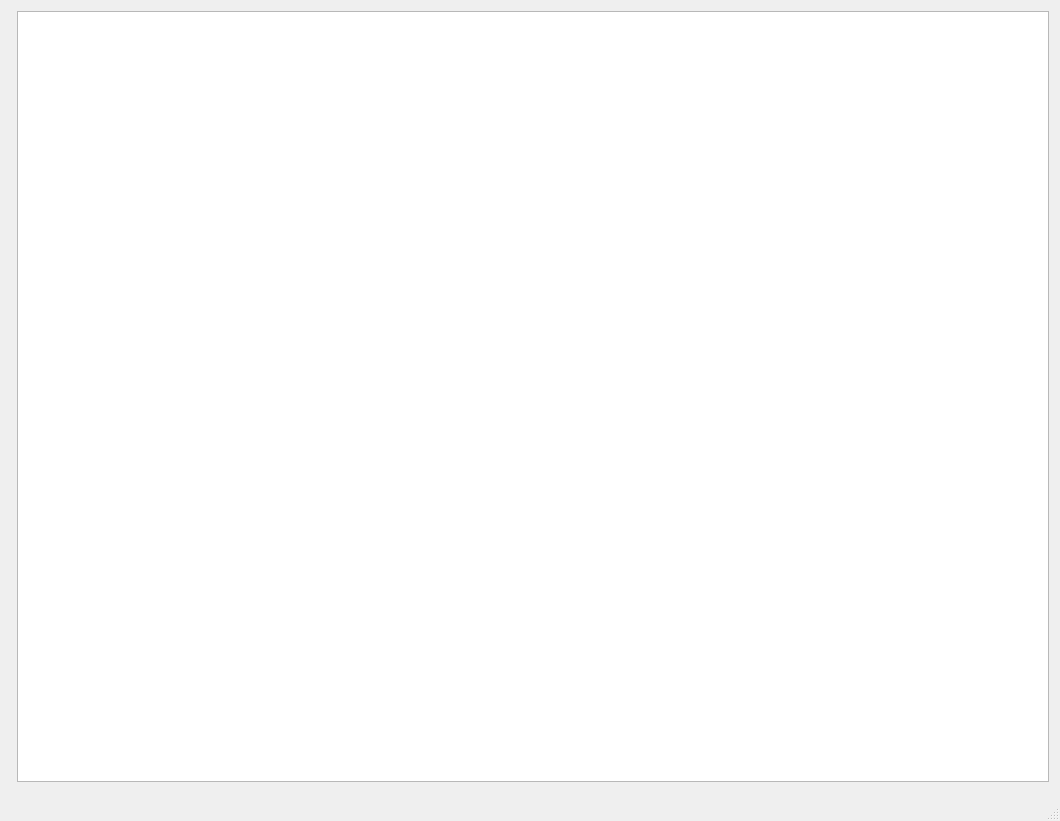
Before: the Qt Designer form source/playerwindow.ui in Pyxxil/Astoria, drawn with Qt 5.
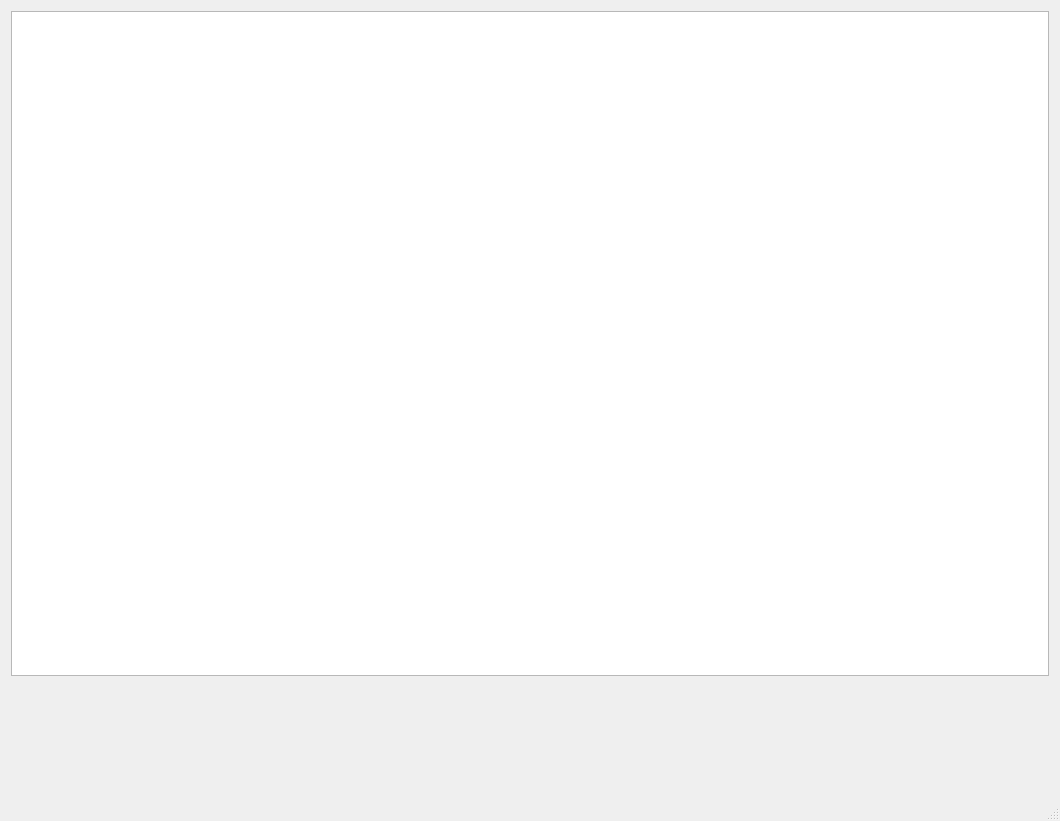
After: the same form once the commit is applied.

What changed in the file:
```diff
--- a/source/playerwindow.ui
+++ b/source/playerwindow.ui
@@ -14,26 +14,27 @@
    <string>PlayerWindow</string>
   </property>
   <widget class="QWidget" name="centralWidget">
-   <layout class="QGridLayout" name="gridLayout">
-    <item row="1" column="1">
-     <widget class="QWidget" name="controlsWidget" native="true"/>
+   <layout class="QVBoxLayout" name="verticalLayout">
+    <item>
+     <widget class="QTableView" name="libraryView">
+      <attribute name="horizontalHeaderVisible">
+       <bool>false</bool>
+      </attribute>
+     </widget>
     </item>
-    <item row="0" column="1">
-     <widget class="QTableWidget" name="tableWidget"/>
-    </item>
-    <item row="1" column="0">
-     <widget class="QWidget" name="widget" native="true"/>
-    </item>
-    <item row="0" column="0">
-     <widget class="QFrame" name="frame">
-      <property name="frameShape">
-       <enum>QFrame::StyledPanel</enum>
+    <item>
+     <widget class="QWidget" name="controlsWidget" native="true">
+      <property name="minimumSize">
+       <size>
+        <width>0</width>
+        <height>100</height>
+       </size>
       </property>
-      <property name="frameShadow">
-       <enum>QFrame::Raised</enum>
-      </property>
      </widget>
     </item>
+    <item>
+     <widget class="QWidget" name="durationWidget" native="true"/>
+    </item>
    </layout>
   </widget>
   <widget class="QMenuBar" name="menuBar">
@@ -42,7 +43,7 @@
      <x>0</x>
      <y>0</y>
      <width>1060</width>
-     <height>20</height>
+     <height>22</height>
     </rect>
    </property>
   </widget>
```
